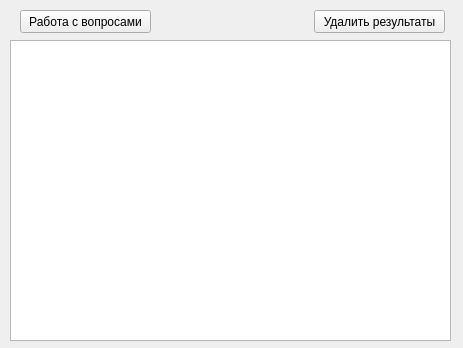
Old version of the form server/UI/main_server.ui in the repository Scykorr/dmitr_client_serv_test.
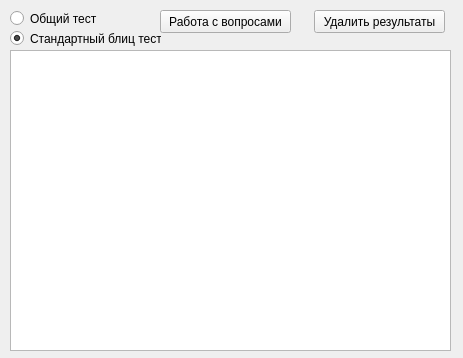
New version of the form.

What changed in the file:
```diff
--- a/server/UI/main_server.ui
+++ b/server/UI/main_server.ui
@@ -7,7 +7,7 @@
     <x>0</x>
     <y>0</y>
     <width>463</width>
-    <height>348</height>
+    <height>358</height>
    </rect>
   </property>
   <property name="windowTitle">
@@ -17,7 +17,7 @@
    <property name="geometry">
     <rect>
      <x>10</x>
-     <y>40</y>
+     <y>50</y>
      <width>441</width>
      <height>301</height>
     </rect>
@@ -39,7 +39,7 @@
   <widget class="QPushButton" name="pushButton_work_db">
    <property name="geometry">
     <rect>
-     <x>20</x>
+     <x>160</x>
      <y>10</y>
      <width>131</width>
      <height>23</height>
@@ -49,6 +49,35 @@
     <string>Работа с вопросами</string>
    </property>
   </widget>
+  <widget class="QRadioButton" name="radioButton_common_test">
+   <property name="geometry">
+    <rect>
+     <x>10</x>
+     <y>10</y>
+     <width>91</width>
+     <height>17</height>
+    </rect>
+   </property>
+   <property name="text">
+    <string>Общий тест</string>
+   </property>
+  </widget>
+  <widget class="QRadioButton" name="radioButton_standart_bliz_test">
+   <property name="geometry">
+    <rect>
+     <x>10</x>
+     <y>30</y>
+     <width>151</width>
+     <height>17</height>
+    </rect>
+   </property>
+   <property name="text">
+    <string>Стандартный блиц тест</string>
+   </property>
+   <property name="checked">
+    <bool>true</bool>
+   </property>
+  </widget>
  </widget>
  <resources/>
  <connections/>
```
